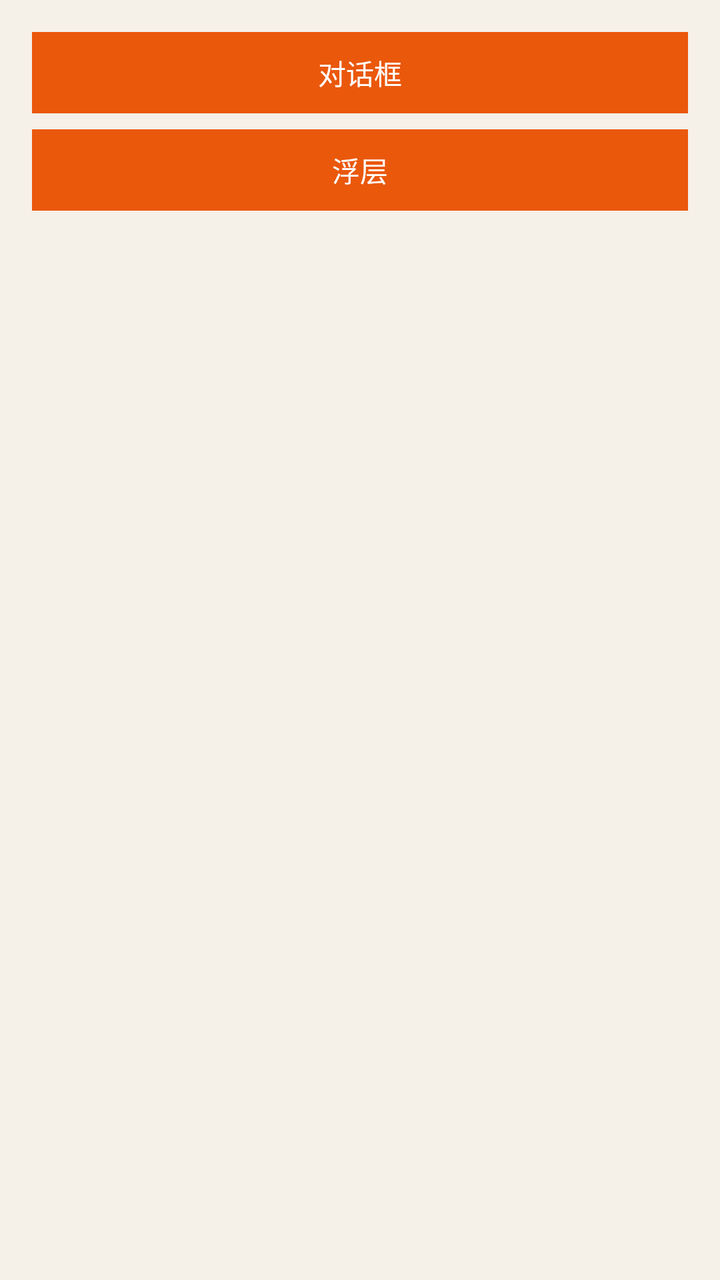
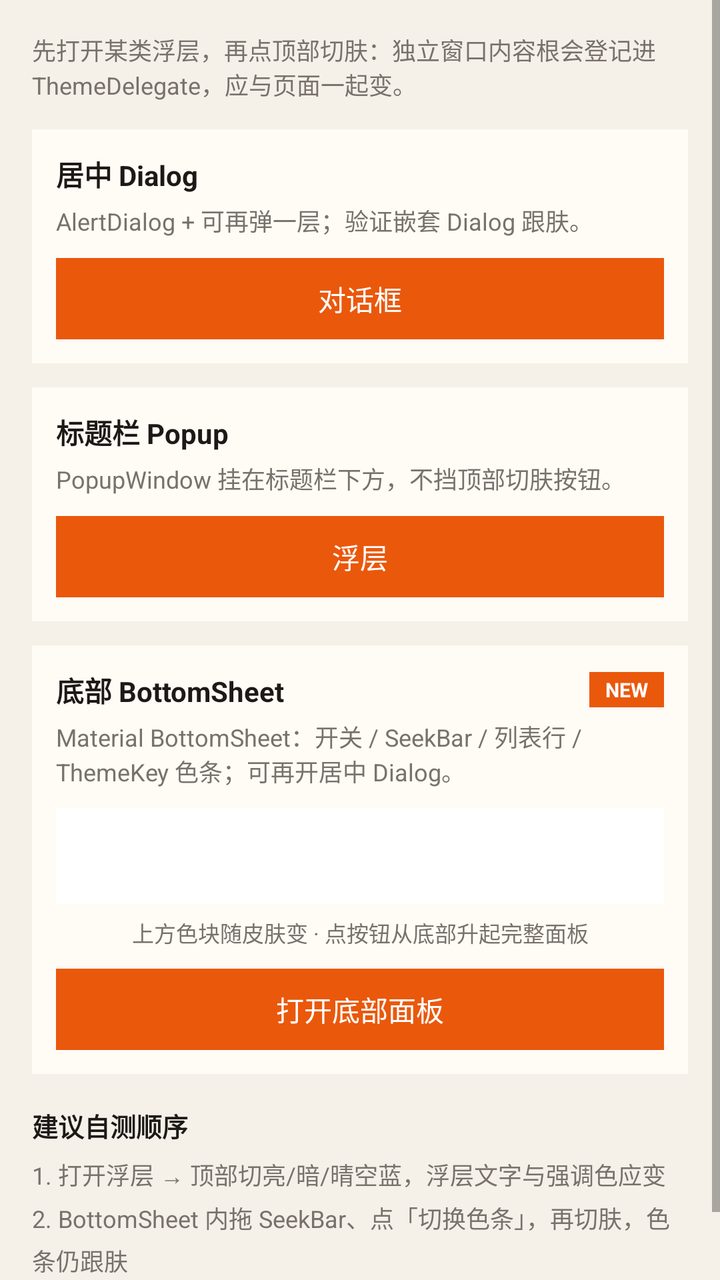

An Android layout rendered at two revisions. The XML below is the earlier revision; the diff shows what the commit changed to produce the second picture.
<!-- AndroidManifest.xml: application theme Theme.Themeless -->
<!-- res/layout/fragment_demo_overlays.xml -->
<?xml version="1.0" encoding="utf-8"?>
<ScrollView xmlns:android="http://schemas.android.com/apk/res/android"
    xmlns:app="http://schemas.android.com/apk/res-auto"
    android:id="@+id/demoOverlaysRoot"
    android:layout_width="match_parent"
    android:layout_height="match_parent"
    android:background="@color/skin_page_bg"
    android:fillViewport="true">

    <LinearLayout
        android:layout_width="match_parent"
        android:layout_height="wrap_content"
        android:orientation="vertical"
        android:padding="16dp">

        <Button
            android:id="@+id/btnThemeDialog"
            style="@style/Widget.Themeless.Button"
            android:layout_width="match_parent"
            android:layout_height="wrap_content"
            android:background="@color/skin_button_bg"
            android:backgroundTint="@null"
            android:text="@string/theme_demo_dialog"
            android:textColor="@color/skin_button_text"
            app:backgroundTint="@null" />

        <Button
            android:id="@+id/btnThemePopup"
            style="@style/Widget.Themeless.Button"
            android:layout_width="match_parent"
            android:layout_height="wrap_content"
            android:layout_marginTop="8dp"
            android:background="@color/skin_button_bg"
            android:backgroundTint="@null"
            android:text="@string/theme_demo_popup"
            android:textColor="@color/skin_button_text"
            app:backgroundTint="@null" />
    </LinearLayout>
</ScrollView>
<!-- resources referenced by this layout -->
<resources>
  <color name="skin_button_bg">#FFEA580C</color>
  <color name="skin_button_text">#FFFFFFFF</color>
  <color name="skin_page_bg">#FFF5F0E8</color>
  <string name="theme_demo_dialog">对话框</string>
  <string name="theme_demo_popup">浮层</string>
  <style name="Widget.Themeless.Button" parent="Widget.AppCompat.Button">
          <item name="android:background">@color/skin_button_bg</item>
          <item name="android:textColor">@color/skin_button_text</item>
          <item name="backgroundTint">@null</item>
          <item name="android:backgroundTint">@null</item>
          <item name="android:minHeight">40dp</item>
          <item name="android:paddingLeft">12dp</item>
          <item name="android:paddingRight">12dp</item>
          <item name="android:textAllCaps">false</item>
          <item name="android:stateListAnimator">@null</item>
          <item name="android:elevation">0dp</item>
      </style>
  <style name="Theme.Themeless" parent="Theme.MaterialComponents.DayNight.NoActionBar">
          
          <item name="android:forceDarkAllowed">false</item>
          <item name="android:statusBarColor">@android:color/transparent</item>
          <item name="android:navigationBarColor">@android:color/transparent</item>
          <item name="android:windowDrawsSystemBarBackgrounds">true</item>
          <item name="android:windowBackground">@color/skin_page_bg</item>
          <item name="color_theme">@color/skin_accent</item>
          
          <item name="color_theme_secondary">@color/skin_text_primary</item>
          <item name="android:buttonStyle">@style/Widget.Themeless.Button</item>
          <item name="buttonStyle">@style/Widget.Themeless.Button</item>
      </style>
  <color name="skin_accent">#FFEA580C</color>
  <color name="skin_text_primary">#FF1C1917</color>
</resources>

<!-- the commit's change to res/layout/fragment_demo_overlays.xml (unified diff, before → after) -->
@@ -13,27 +13,174 @@
         android:orientation="vertical"
         android:padding="16dp">
 
-        <Button
-            android:id="@+id/btnThemeDialog"
-            style="@style/Widget.Themeless.Button"
+        <TextView
             android:layout_width="match_parent"
             android:layout_height="wrap_content"
-            android:background="@color/skin_button_bg"
-            android:backgroundTint="@null"
-            android:text="@string/theme_demo_dialog"
-            android:textColor="@color/skin_button_text"
-            app:backgroundTint="@null" />
+            android:text="@string/demo_overlays_hint"
+            android:textColor="@color/skin_text_secondary"
+            android:textSize="12sp" />
 
-        <Button
-            android:id="@+id/btnThemePopup"
-            style="@style/Widget.Themeless.Button"
+        <LinearLayout
             android:layout_width="match_parent"
             android:layout_height="wrap_content"
-            android:layout_marginTop="8dp"
-            android:background="@color/skin_button_bg"
-            android:backgroundTint="@null"
-            android:text="@string/theme_demo_popup"
-            android:textColor="@color/skin_button_text"
-            app:backgroundTint="@null" />
+            android:layout_marginTop="14dp"
+            android:background="@color/skin_card_bg"
+            android:orientation="vertical"
+            android:padding="12dp">
+
+            <TextView
+                android:layout_width="match_parent"
+                android:layout_height="wrap_content"
+                android:text="@string/theme_demo_overlay_section_center"
+                android:textColor="@color/skin_text_primary"
+                android:textSize="14sp"
+                android:textStyle="bold" />
+
+            <TextView
+                android:layout_width="match_parent"
+                android:layout_height="wrap_content"
+                android:layout_marginTop="4dp"
+                android:text="@string/theme_demo_overlay_section_center_hint"
+                android:textColor="@color/skin_text_secondary"
+                android:textSize="12sp" />
+
+            <Button
+                android:id="@+id/btnThemeDialog"
+                style="@style/Widget.Themeless.Button"
+                android:layout_width="match_parent"
+                android:layout_height="wrap_content"
+                android:layout_marginTop="10dp"
+                android:background="@color/skin_button_bg"
+                android:backgroundTint="@null"
+                android:text="@string/theme_demo_dialog"
+                android:textColor="@color/skin_button_text"
+                app:backgroundTint="@null" />
+        </LinearLayout>
+
+        <LinearLayout
+            android:layout_width="match_parent"
+            android:layout_height="wrap_content"
+            android:layout_marginTop="12dp"
+            android:background="@color/skin_card_bg"
+            android:orientation="vertical"
+            android:padding="12dp">
+
+            <TextView
+                android:layout_width="match_parent"
+                android:layout_height="wrap_content"
+                android:text="@string/theme_demo_overlay_section_popup"
+                android:textColor="@color/skin_text_primary"
+                android:textSize="14sp"
+                android:textStyle="bold" />
+
+            <TextView
+                android:layout_width="match_parent"
+                android:layout_height="wrap_content"
+                android:layout_marginTop="4dp"
+                android:text="@string/theme_demo_overlay_section_popup_hint"
+                android:textColor="@color/skin_text_secondary"
+                android:textSize="12sp" />
+
+            <Button
+                android:id="@+id/btnThemePopup"
+                style="@style/Widget.Themeless.Button"
+                android:layout_width="match_parent"
+                android:layout_height="wrap_content"
+                android:layout_marginTop="10dp"
+                android:background="@color/skin_button_bg"
+                android:backgroundTint="@null"
+                android:text="@string/theme_demo_popup"
+                android:textColor="@color/skin_button_text"
+                app:backgroundTint="@null" />
+        </LinearLayout>
+
+        <LinearLayout
+            android:layout_width="match_parent"
+            android:layout_height="wrap_content"
+            android:layout_marginTop="12dp"
+            android:background="@color/skin_card_bg"
+            android:orientation="vertical"
+            android:padding="12dp">
+
+            <LinearLayout
+                android:layout_width="match_parent"
+                android:layout_height="wrap_content"
+                android:gravity="center_vertical"
+                android:orientation="horizontal">
+
+                <TextView
+                    android:layout_width="0dp"
+                    android:layout_height="wrap_content"
+                    android:layout_weight="1"
+                    android:text="@string/theme_demo_overlay_section_sheet"
+                    android:textColor="@color/skin_text_primary"
+                    android:textSize="14sp"
+                    android:textStyle="bold" />
+
+                <TextView
+                    android:layout_width="wrap_content"
+                    android:layout_height="wrap_content"
+                    android:background="@color/skin_accent"
+                    android:paddingHorizontal="8dp"
+                    android:paddingVertical="2dp"
+                    android:text="@string/theme_demo_overlay_sheet_tag"
+                    android:textColor="@color/skin_button_text"
+                    android:textSize="10sp"
+                    android:textStyle="bold" />
+            </LinearLayout>
+
+            <TextView
+                android:layout_width="match_parent"
+                android:layout_height="wrap_content"
+                android:layout_marginTop="4dp"
+                android:text="@string/theme_demo_overlay_section_sheet_hint"
+                android:textColor="@color/skin_text_secondary"
+                android:textSize="12sp" />
+
+            <View
+                android:layout_width="match_parent"
+                android:layout_height="48dp"
+                android:layout_marginTop="10dp"
+                android:background="@color/skin_panel_bg" />
+
+            <TextView
+                android:layout_width="match_parent"
+                android:layout_height="wrap_content"
+                android:layout_marginTop="6dp"
+                android:gravity="center"
+                android:text="@string/theme_demo_overlay_sheet_preview"
+                android:textColor="@color/skin_text_secondary"
+                android:textSize="11sp" />
+
+            <Button
+                android:id="@+id/btnThemeBottomSheet"
+                style="@style/Widget.Themeless.Button"
+                android:layout_width="match_parent"
+                android:layout_height="wrap_content"
+                android:layout_marginTop="10dp"
+                android:background="@color/skin_button_bg"
+                android:backgroundTint="@null"
+                android:text="@string/theme_demo_bottom_sheet"
+                android:textColor="@color/skin_button_text"
+                app:backgroundTint="@null" />
+        </LinearLayout>
+
+        <TextView
+            android:layout_width="match_parent"
+            android:layout_height="wrap_content"
+            android:layout_marginTop="16dp"
+            android:text="@string/theme_demo_overlay_checklist_title"
+            android:textColor="@color/skin_text_primary"
+            android:textSize="13sp"
+            android:textStyle="bold" />
+
+        <TextView
+            android:layout_width="match_parent"
+            android:layout_height="wrap_content"
+            android:layout_marginTop="6dp"
+            android:lineSpacingExtra="4dp"
+            android:text="@string/theme_demo_overlay_checklist_body"
+            android:textColor="@color/skin_text_secondary"
+            android:textSize="12sp" />
     </LinearLayout>
 </ScrollView>
<!-- resource entries referenced after the edit -->
@@ -2,8 +2,20 @@
 <resources>
   <color name="skin_button_bg">#FFEA580C</color>
   <color name="skin_button_text">#FFFFFFFF</color>
+  <color name="skin_card_bg">#FFFFFBF5</color>
   <color name="skin_page_bg">#FFF5F0E8</color>
+  <color name="skin_panel_bg">#FFFFFFFF</color>
   <string name="theme_demo_dialog">对话框</string>
+  <string name="theme_demo_overlay_checklist_body">1. 打开浮层 → 顶部切亮/暗/晴空蓝，浮层文字与强调色应变\n2. BottomSheet 内拖 SeekBar、点「切换色条」，再切肤，色条仍跟肤\n3. Sheet 内「再弹 Dialog」后切肤，两层都应变</string>
+  <string name="theme_demo_overlay_checklist_title">建议自测顺序</string>
+  <string name="theme_demo_overlay_section_center">居中 Dialog</string>
+  <string name="theme_demo_overlay_section_center_hint">AlertDialog + 可再弹一层；验证嵌套 Dialog 跟肤。</string>
+  <string name="theme_demo_overlay_section_popup">标题栏 Popup</string>
+  <string name="theme_demo_overlay_section_popup_hint">PopupWindow 挂在标题栏下方，不挡顶部切肤按钮。</string>
+  <string name="theme_demo_overlay_section_sheet">底部 BottomSheet</string>
+  <string name="theme_demo_overlay_section_sheet_hint">Material BottomSheet：开关 / SeekBar / 列表行 / ThemeKey 色条；可再开居中 Dialog。</string>
+  <string name="theme_demo_overlay_sheet_preview">上方色块随皮肤变 · 点按钮从底部升起完整面板</string>
+  <string name="theme_demo_overlay_sheet_tag">NEW</string>
   <string name="theme_demo_popup">浮层</string>
   <style name="Widget.Themeless.Button" parent="Widget.AppCompat.Button">
           <item name="android:background">@color/skin_button_bg</item>
@@ -32,5 +44,8 @@
       </style>
   <color name="skin_accent">#FFEA580C</color>
   <color name="skin_text_primary">#FF1C1917</color>
+  <color name="skin_text_secondary">#FF78716C</color>
+  <string name="demo_overlays_hint">先打开某类浮层，再点顶部切肤：独立窗口内容根会登记进 ThemeDelegate，应与页面一起变。</string>
+  <string name="theme_demo_bottom_sheet">打开底部面板</string>
 </resources>
 
